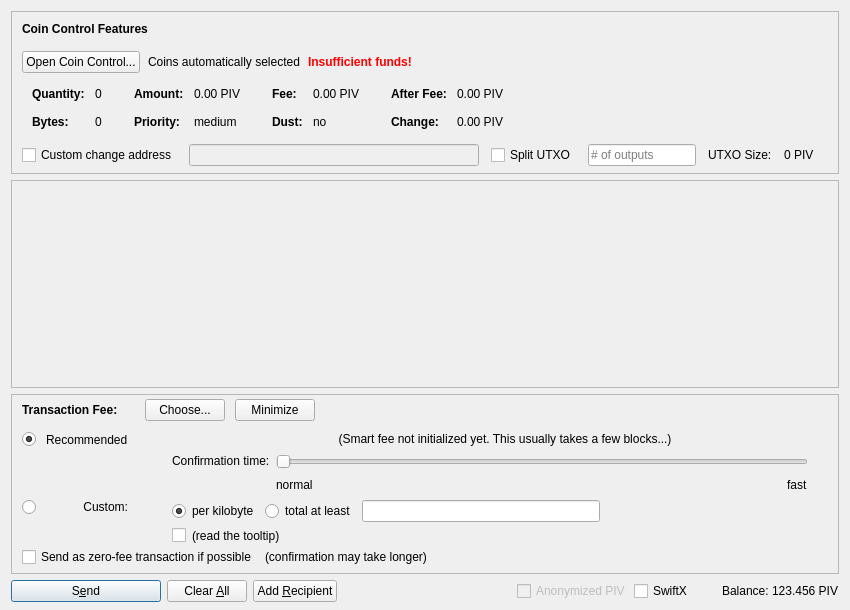
Above: src/qt/forms/sendcoinsdialog.ui from ProjectMerge/merge-legacy before the change. Below: the same form after it.
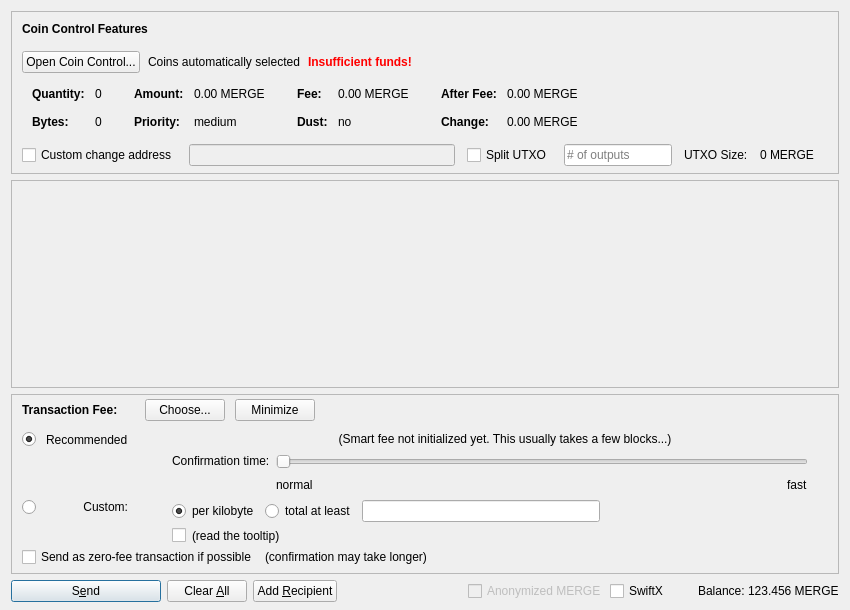
That is the form after the change. Icons and pictures are not drawn. Custom widgets are drawn as their Qt base class.

What changed in the file:
```diff
--- a/src/qt/forms/sendcoinsdialog.ui
+++ b/src/qt/forms/sendcoinsdialog.ui
@@ -324,7 +324,7 @@
                   <enum>Qt::ActionsContextMenu</enum>
                  </property>
                  <property name="text">
-                  <string notr="true">0.00 PIV</string>
+                  <string notr="true">0.00 MERGE</string>
                  </property>
                  <property name="textInteractionFlags">
                   <set>Qt::LinksAccessibleByMouse|Qt::TextSelectableByKeyboard|Qt::TextSelectableByMouse</set>
@@ -404,7 +404,7 @@
                   <enum>Qt::ActionsContextMenu</enum>
                  </property>
                  <property name="text">
-                  <string notr="true">0.00 PIV</string>
+                  <string notr="true">0.00 MERGE</string>
                  </property>
                  <property name="textInteractionFlags">
                   <set>Qt::LinksAccessibleByMouse|Qt::TextSelectableByKeyboard|Qt::TextSelectableByMouse</set>
@@ -484,7 +484,7 @@
                   <enum>Qt::ActionsContextMenu</enum>
                  </property>
                  <property name="text">
-                  <string notr="true">0.00 PIV</string>
+                  <string notr="true">0.00 MERGE</string>
                  </property>
                  <property name="textInteractionFlags">
                   <set>Qt::LinksAccessibleByMouse|Qt::TextSelectableByKeyboard|Qt::TextSelectableByMouse</set>
@@ -513,7 +513,7 @@
                   <enum>Qt::ActionsContextMenu</enum>
                  </property>
                  <property name="text">
-                  <string notr="true">0.00 PIV</string>
+                  <string notr="true">0.00 MERGE</string>
                  </property>
                  <property name="textInteractionFlags">
                   <set>Qt::LinksAccessibleByMouse|Qt::TextSelectableByKeyboard|Qt::TextSelectableByMouse</set>
@@ -594,7 +594,7 @@
           <item>
            <widget class="QLabel" name="labelBlockSize">
             <property name="text">
-             <string>0 PIV</string>
+             <string>0 MERGE</string>
             </property>
            </widget>
           </item>
@@ -1390,7 +1390,7 @@
           <bool>false</bool>
          </property>
          <property name="text">
-          <string>Anonymized PIV</string>
+          <string>Anonymized MERGE</string>
          </property>
         </widget>
        </item>
@@ -1429,7 +1429,7 @@
           <cursorShape>IBeamCursor</cursorShape>
          </property>
          <property name="text">
-          <string notr="true">123.456 PIV</string>
+          <string notr="true">123.456 MERGE</string>
          </property>
          <property name="textInteractionFlags">
           <set>Qt::LinksAccessibleByMouse|Qt::TextSelectableByKeyboard|Qt::TextSelectableByMouse</set>
```
Left out of the diff: 6 changed lines with no effect on the pictures.
